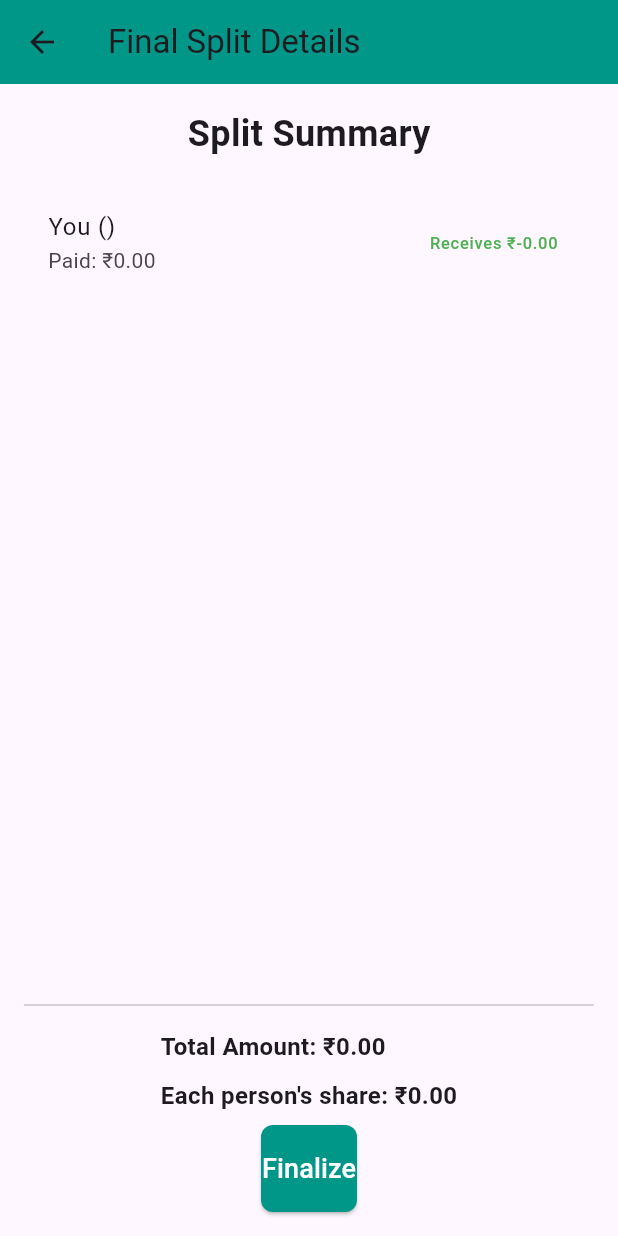
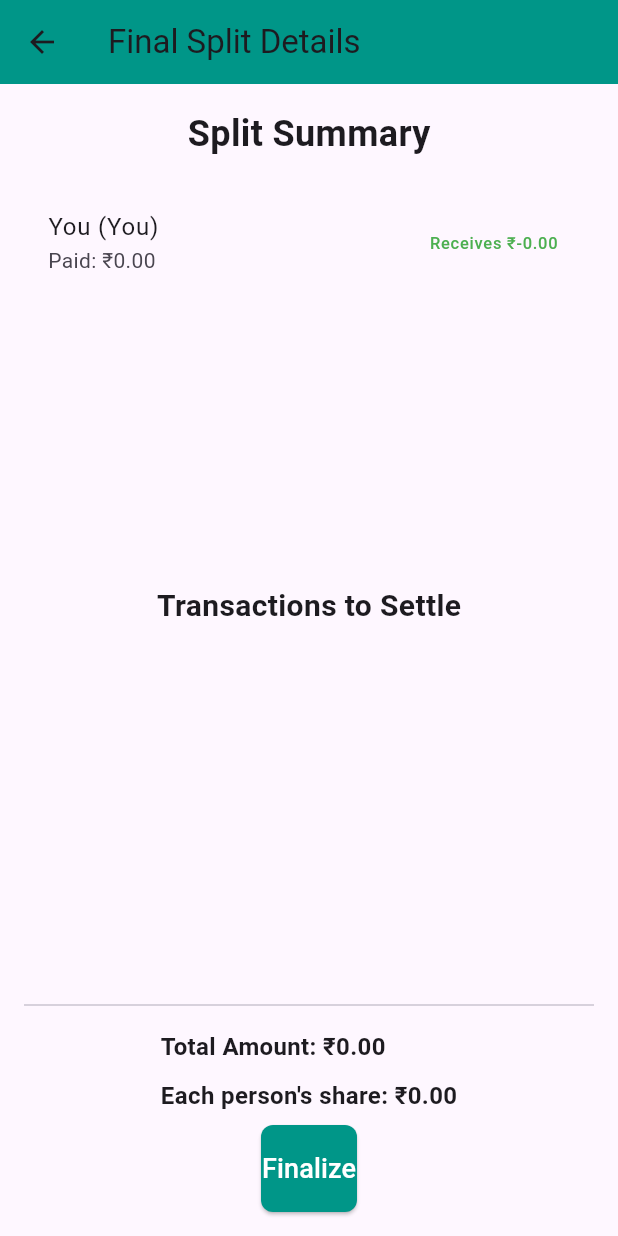
Before and after one commit to deepankar0611/split_wise, a Flutter app: the AddExpenseScreen screen opened directly, after a tap on "Save", on a phone screen of 412 x 824 dp. Run offline on Flutter 3.47's test engine with Material 3 defaults, Android fonts, the phone set to English and light mode, and no system bars; our stand-ins replace cloud_firestore, firebase_auth, firebase_core, flutter_riverpod, google_fonts, google_sign_in and 5 more; accounts and stored records are empty; project files that could hold a hidden picture were left out.

```diff
--- a/lib/friends.dart
+++ b/lib/friends.dart
@@ -3,45 +3,36 @@ import 'package:cloud_firestore/cloud_firestore.dart';
 import 'package:firebase_auth/firebase_auth.dart';
 import 'package:split_wise/split/final_split_screen.dart';
 import 'payer_selection_sheet.dart';
-
 class AddExpenseScreen extends StatefulWidget {
   const AddExpenseScreen({super.key, required Map<String, double> payerAmounts});
-
   @override
   State<AddExpenseScreen> createState() => _AddExpenseScreenState();
 }
-
 class _AddExpenseScreenState extends State<AddExpenseScreen> {
   final String userId = FirebaseAuth.instance.currentUser!.uid;
-
   List<Map<String, dynamic>> friends = [];
   List<Map<String, dynamic>> selectedPeople = [];
   String searchQuery = "";
   bool showExpenseDetails = false;
-
   String selectedCategory = "Grocery";
   List<String> selectedPayers = ["You"];
   Map<String, double> payerAmounts = {};
   double totalAmount = 0.0;
-
   final List<String> categories = [
     "Grocery", "Medicine", "Food", "Rent", "Travel",
     "Shopping", "Entertainment", "Utilities", "Others"
   ];
-
   @override
   void initState() {
     super.initState();
     _fetchFriends();
   }
-
   void _fetchFriends() async {
     final snapshot = await FirebaseFirestore.instance
         .collection('users')
         .doc(userId)
         .collection('friends')
         .get();
-
     setState(() {
       friends = snapshot.docs.map((doc) {
         return {
@@ -52,7 +43,6 @@ class _AddExpenseScreenState extends State<AddExpenseScreen> {
       }).toList();
     });
   }
-
   void _toggleSelection(Map<String, dynamic> friend) {
     setState(() {
       bool isSelected = selectedPeople.any((p) => p['uid'] == friend['uid']);
@@ -63,7 +53,6 @@ class _AddExpenseScreenState extends State<AddExpenseScreen> {
       }
     });
   }
-
   @override
   Widget build(BuildContext context) {
     return Scaffold(
@@ -74,19 +63,16 @@ class _AddExpenseScreenState extends State<AddExpenseScreen> {
         actions: [
           TextButton(
             onPressed: () {
-
               Navigator.push(
                 context,
                 MaterialPageRoute(
                   builder: (context) => FinalSplitScreen(
                     selectedPeople: selectedPeople, // Now passing selected people
                     payerAmounts: payerAmounts,
-                    totalAmount: totalAmount, userName: '',
+                    totalAmount: totalAmount,
                   ),
                 ),
               );
-
-
             }, // TODO: Implement Save logic
             child: const Text("Save", style: TextStyle(color: Colors.white)),
           ),
@@ -139,7 +125,6 @@ class _AddExpenseScreenState extends State<AddExpenseScreen> {
                 ],
               ),
             ),
-
             // Friends List from Firebase
             StreamBuilder<QuerySnapshot>(
               stream: FirebaseFirestore.instance
@@ -151,11 +136,9 @@ class _AddExpenseScreenState extends State<AddExpenseScreen> {
                 if (snapshot.hasError) {
                   return Center(child: Text('Something went wrong: ${snapshot.error}'));
                 }
-
                 if (snapshot.connectionState == ConnectionState.waiting) {
                   return const Center(child: CircularProgressIndicator());
                 }
-
                 friends = snapshot.data!.docs.map((doc) {
                   return {
                     "uid": doc.id,
@@ -163,7 +146,6 @@ class _AddExpenseScreenState extends State<AddExpenseScreen> {
                     "profilePic": doc["profilePic"] ?? "",
                   };
                 }).toList();
-
                 return ListView(
                   shrinkWrap: true, // Added shrinkWrap to prevent overflow
                   children: friends
@@ -174,7 +156,6 @@ class _AddExpenseScreenState extends State<AddExpenseScreen> {
                 );
               },
             ),
-
             // Submit Button
             Padding(
               padding: const EdgeInsets.all(16.0),
@@ -204,14 +185,12 @@ class _AddExpenseScreenState extends State<AddExpenseScreen> {
                 ),
               ),
             ),
-
             if (showExpenseDetails) _buildExpenseDetailsUI(),
           ],
         ),
       ),
     );
   }
-
   Widget _buildFriendItem(Map<String, dynamic> friend) {
     bool isSelected = selectedPeople.any((p) => p['uid'] == friend["uid"]);
     return ListTile(
@@ -229,7 +208,6 @@ class _AddExpenseScreenState extends State<AddExpenseScreen> {
           : null,
     );
   }
-
   Widget _buildExpenseDetailsUI() {
     return Column(
       children: [
@@ -270,9 +248,7 @@ class _AddExpenseScreenState extends State<AddExpenseScreen> {
                   });
                 },
               ),
-
               const SizedBox(height: 10),
-
               // Category Dropdown
               DropdownButtonFormField<String>(
                 value: selectedCategory,
@@ -294,7 +270,6 @@ class _AddExpenseScreenState extends State<AddExpenseScreen> {
                 },
               ),
               const SizedBox(height: 10),
-
               // Payer Selection
               Row(
                 children: [
@@ -320,7 +295,6 @@ class _AddExpenseScreenState extends State<AddExpenseScreen> {
                         ),
                       );
                     },
-
                     child: Text(selectedPayers.join(", ")),
                   ),
                 ],
--- a/lib/profile_overview.dart
+++ b/lib/profile_overview.dart
@@ -6,8 +6,6 @@ import 'package:flutter/material.dart';
 import 'package:google_fonts/google_fonts.dart';
 import 'package:image_picker/image_picker.dart';
 import 'package:path/path.dart';
-import 'package:permission_handler/permission_handler.dart';
-import 'package:split_wise/login.dart';
 import 'package:supabase_flutter/supabase_flutter.dart';
 
 class ProfileOverviewScreen extends StatefulWidget {
--- a/lib/split/final_split_screen.dart
+++ b/lib/split/final_split_screen.dart
@@ -4,14 +4,14 @@ class FinalSplitScreen extends StatelessWidget {
   final List<Map<String, dynamic>> selectedPeople;
   final Map<String, double> payerAmounts;
   final double totalAmount;
-  final String userName; // Added user name
+
 
   const FinalSplitScreen({
     super.key,
     required this.selectedPeople,
     required this.payerAmounts,
     required this.totalAmount,
-    required this.userName, // Required user name
+
   });
 
   double _calculateAmountPerPerson() {
@@ -20,12 +20,28 @@ class FinalSplitScreen extends StatelessWidget {
 
   @override
   Widget build(BuildContext context) {
+    double userName = 0.0;
     double amountPerPerson = _calculateAmountPerPerson();
+
+    // If payerAmounts is empty, assume the user has paid the full amount
+
+    Map<String, double> finalPayerAmounts = {};
+
+    if (payerAmounts.isEmpty) {
+      finalPayerAmounts["You"] = totalAmount;
+    } else {
+      finalPayerAmounts = payerAmounts; // Ensure it's a valid Map<String, double>
+    }
 
     // Create a list including the user
     List<Map<String, dynamic>> allPeople = [
-      {"name": userName} // Add the user first
-    ]..addAll(selectedPeople); // Then add others
+      {"name": "You"} // Fixing name to a valid string
+    ]..addAll(selectedPeople);
+// Then add others
+
+    // Calculate who owes what to whom
+    List<Map<String, dynamic>> transactions = _calculateTransactions(
+        allPeople, amountPerPerson, finalPayerAmounts);
 
     return Scaffold(
       appBar: AppBar(
@@ -47,11 +63,11 @@ class FinalSplitScreen extends StatelessWidget {
                 itemCount: allPeople.length,
                   itemBuilder: (context, index) {
                     String payer = allPeople[index]["name"];
-                  double amountPaid = payerAmounts[payer] ?? 0.0;
+                    double amountPaid = finalPayerAmounts[payer] ?? 0.0;
                     double amountToPay = amountPerPerson - amountPaid;
 
                     return ListTile(
-                    title: Text(payer == userName ? "You ($payer)" : payer),
+                      title: Text(payer == "You" ? "You ($payer)" : payer),
                       subtitle: Text("Paid: ₹${amountPaid.toStringAsFixed(2)}"),
                       trailing: Text(
                         amountToPay > 0
@@ -62,11 +78,32 @@ class FinalSplitScreen extends StatelessWidget {
                         ),
                       ),
                     );
+                  }
+
+              ),
+            ),
+
+            // New section for transactions
+            const SizedBox(height: 20),
+            const Text(
+              "Transactions to Settle",
+              style: TextStyle(fontSize: 20, fontWeight: FontWeight.bold),
+            ),
+            Expanded(
+              child: ListView.builder(
+                itemCount: transactions.length,
+                itemBuilder: (context, index) {
+                  return ListTile(
+                    title: Text(
+                        "${transactions[index]['from']} owes ${transactions[index]['to']}"),
+                    trailing: Text(
+                        "₹${transactions[index]['amount'].toStringAsFixed(2)}"),
+                  );
                 },
               ),
             ),
 
-            Divider(),
+            const Divider(),
             Padding(
               padding: const EdgeInsets.all(8.0),
               child: Column(
@@ -74,12 +111,15 @@ class FinalSplitScreen extends StatelessWidget {
                 children: [
                   Text(
                     "Total Amount: ₹${totalAmount.toStringAsFixed(2)}",
-                    style: const TextStyle(fontSize: 16, fontWeight: FontWeight.bold),
+                    style: const TextStyle(
+                        fontSize: 16, fontWeight: FontWeight.bold),
                   ),
                   const SizedBox(height: 10),
                   Text(
-                    "Each person's share: ₹${amountPerPerson.toStringAsFixed(2)}",
-                    style: const TextStyle(fontSize: 16, fontWeight: FontWeight.bold),
+                    "Each person's share: ₹${amountPerPerson.toStringAsFixed(
+                        2)}",
+                    style: const TextStyle(
+                        fontSize: 16, fontWeight: FontWeight.bold),
                   ),
                 ],
               ),
@@ -105,4 +145,61 @@ class FinalSplitScreen extends StatelessWidget {
       ),
     );
   }
+
+  List<Map<String, dynamic>> _calculateTransactions(
+      List<Map<String, dynamic>> allPeople,
+      double amountPerPerson,
+      Map<String, double> finalPayerAmounts) {
+    List<Map<String, dynamic>> transactions = [];
+
+    // Sort by how much each person owes (or is owed)
+    List<Map<String, dynamic>> balances = allPeople.map((person) {
+      double balance = (finalPayerAmounts[person['name']] ?? 0.0) -
+          amountPerPerson;
+      return {'name': person['name'], 'balance': balance};
+    }).toList();
+
+    balances.sort((a, b) =>
+        (a['balance'] as double).compareTo(b['balance'] as double));
+
+    // Match people with negative balance (owes money) to those with positive balance (gets money)
+    int positiveIndex = 0,
+        negativeIndex = balances.length - 1;
+    while (positiveIndex < negativeIndex) {
+      double positiveBalance = balances[positiveIndex]['balance'] as double;
+      double negativeBalance = balances[negativeIndex]['balance'] as double;
+
+      if (positiveBalance > -negativeBalance) {
+        transactions.add({
+          'from': balances[negativeIndex]['name'],
+          'to': balances[positiveIndex]['name'],
+          'amount': -negativeBalance,
+        });
+        balances[positiveIndex]['balance'] = positiveBalance + negativeBalance;
+        balances[negativeIndex]['balance'] = 0;
+        negativeIndex--;
+      } else if (positiveBalance == -negativeBalance) {
+        transactions.add({
+          'from': balances[negativeIndex]['name'],
+          'to': balances[positiveIndex]['name'],
+          'amount': positiveBalance,
+        });
+        balances[positiveIndex]['balance'] = 0;
+        balances[negativeIndex]['balance'] = 0;
+        positiveIndex++;
+        negativeIndex--;
+      } else {
+        transactions.add({
+          'from': balances[negativeIndex]['name'],
+          'to': balances[positiveIndex]['name'],
+          'amount': positiveBalance,
+        });
+        balances[negativeIndex]['balance'] = negativeBalance + positiveBalance;
+        balances[positiveIndex]['balance'] = 0;
+        positiveIndex++;
       }
+    }
+
+    return transactions;
+  }
+}
```
Also changed, not shown: lib/payer_selection_sheet.dart (+0 -11 lines). Lines whose indentation alone changed are shown as unchanged.
